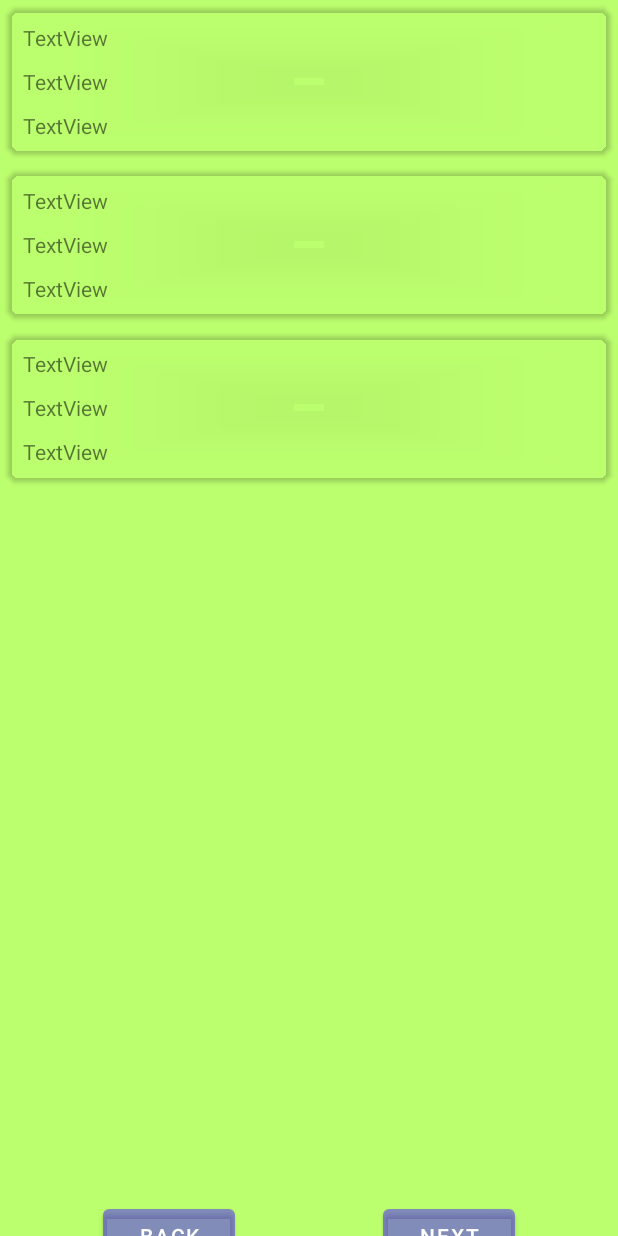
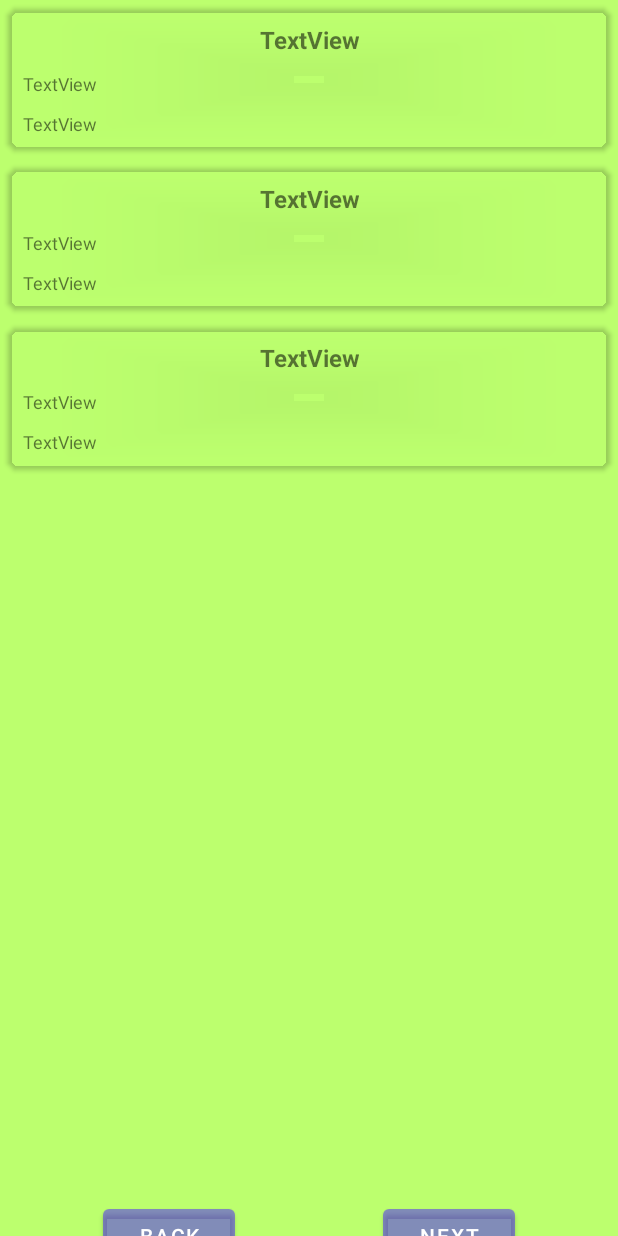
Before and after one commit to DervisMehmed/BlimBlam, an Android app: the layout fragment_episodes.xml on its own in the app's theme, with its tools: preview values and no code run, on a phone screen of 412 x 824 dp. Run offline under Robolectric (Android 15) with nearby library versions, the phone set to English and light mode, and no system bars.

```diff
--- a/app/src/main/java/com/example/blimblam/ui/locations/LocationsFragment.kt
+++ b/app/src/main/java/com/example/blimblam/ui/locations/LocationsFragment.kt
@@ -13,6 +13,7 @@ import androidx.fragment.app.Fragment
 import androidx.lifecycle.MutableLiveData
 import androidx.lifecycle.Observer
 import androidx.lifecycle.ViewModelProvider
+import androidx.recyclerview.widget.GridLayoutManager
 import androidx.recyclerview.widget.LinearLayoutManager
 import androidx.recyclerview.widget.RecyclerView
 import com.example.blimblam.R
@@ -24,6 +25,7 @@ import java.io.Serializable
 class LocationsFragment : Fragment() {
     private lateinit var locationsViewModel: LocationsViewModel
     private lateinit var linearLayoutManager: LinearLayoutManager
+    private lateinit var gridLayoutManager: GridLayoutManager
     private lateinit var locListCustomAdaptor: LocListCustomAdapter
     private lateinit var nestedScrollView: NestedScrollView
     private lateinit var locationView: RecyclerView
@@ -43,8 +45,8 @@ class LocationsFragment : Fragment() {
         root = inflater.inflate(R.layout.fragment_locations, container, false)
         locationView = root.findViewById(R.id.locationsListView)
         nestedScrollView = root.findViewById(R.id.nestedScrollView)
-        linearLayoutManager = LinearLayoutManager(this.context)
-        locationView.layoutManager = linearLayoutManager
+        gridLayoutManager = GridLayoutManager(context, 2)
+        locationView.layoutManager = gridLayoutManager
         buttonBack = root.findViewById(R.id.buttonBack)
         buttonNext = root.findViewById(R.id.buttonNext)
         loadedData = locationsViewModel.loadLiveData()
--- a/app/src/main/res/layout/listitem_cardview.xml
+++ b/app/src/main/res/layout/listitem_cardview.xml
@@ -4,6 +4,7 @@
     android:layout_width="match_parent"
     android:layout_height="wrap_content"
     android:layout_margin="5dp"
+    app:cardElevation="2dp"
     app:cardBackgroundColor="#00FFFFFF"
     app:cardCornerRadius="8dp"
     app:cardPreventCornerOverlap="true"
@@ -17,21 +18,29 @@
             android:id="@+id/textViewListItem1"
             android:layout_width="wrap_content"
             android:layout_height="wrap_content"
-            android:layout_marginHorizontal="10dp"
+            android:layout_marginStart="10dp"
+            android:layout_marginEnd="10dp"
             android:layout_marginVertical="10dp"
             android:text="TextView"
+            android:textStyle="bold"
+            android:textSize="16sp"
+            android:textAlignment="center"
             app:layout_constraintStart_toStartOf="parent"
-            app:layout_constraintTop_toTopOf="parent" />
+            app:layout_constraintEnd_toEndOf="parent"
+            app:layout_constraintTop_toTopOf="parent"/>
 
         <TextView
             android:id="@+id/textViewListItem2"
             android:layout_width="wrap_content"
             android:layout_height="wrap_content"
-            android:layout_marginHorizontal="10dp"
+            android:layout_marginStart="10dp"
+            android:layout_marginEnd="10dp"
             android:layout_marginVertical="10dp"
             android:text="TextView"
+            android:textSize="12sp"
+            android:textAlignment="center"
             app:layout_constraintStart_toStartOf="parent"
-            app:layout_constraintTop_toBottomOf="@id/textViewListItem1" />
+            app:layout_constraintTop_toBottomOf="@id/textViewListItem1"/>
 
         <TextView
             android:id="@+id/textViewListItem3"
@@ -40,8 +49,10 @@
             android:layout_marginHorizontal="10dp"
             android:layout_marginVertical="10dp"
             android:text="TextView"
+            android:textSize="12sp"
+            android:textAlignment="center"
             app:layout_constraintBottom_toBottomOf="parent"
             app:layout_constraintStart_toStartOf="parent"
-            app:layout_constraintTop_toBottomOf="@id/textViewListItem2" />
+            app:layout_constraintTop_toBottomOf="@id/textViewListItem2"/>
     </androidx.constraintlayout.widget.ConstraintLayout>
 </androidx.cardview.widget.CardView>
--- a/app/src/main/res/layout/resident_cardview.xml
+++ b/app/src/main/res/layout/resident_cardview.xml
@@ -2,7 +2,7 @@
 <androidx.cardview.widget.CardView xmlns:android="http://schemas.android.com/apk/res/android"
     xmlns:app="http://schemas.android.com/apk/res-auto"
     xmlns:tools="http://schemas.android.com/tools"
-    android:layout_width="wrap_content"
+    android:layout_width="match_parent"
     android:layout_height="wrap_content"
     android:layout_margin="5dp"
     app:cardCornerRadius="8dp"
```
Also changed, not shown: app/src/main/java/com/example/blimblam/ui/episodes/EpisodesFragment.kt (+4 -3 lines).
